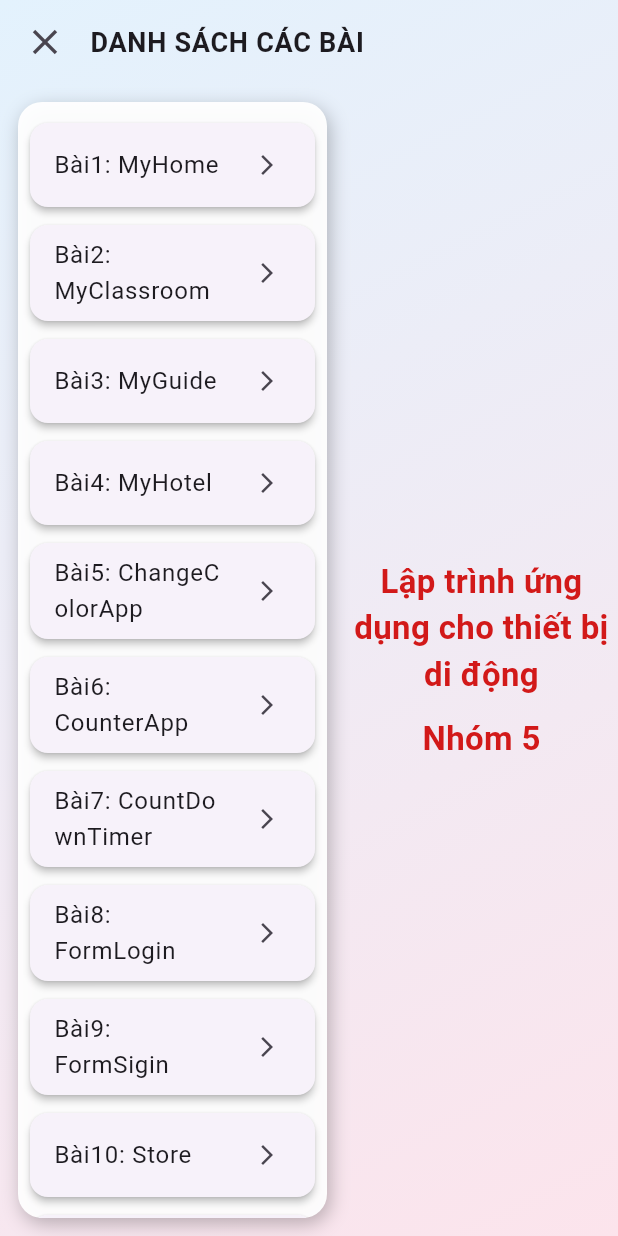
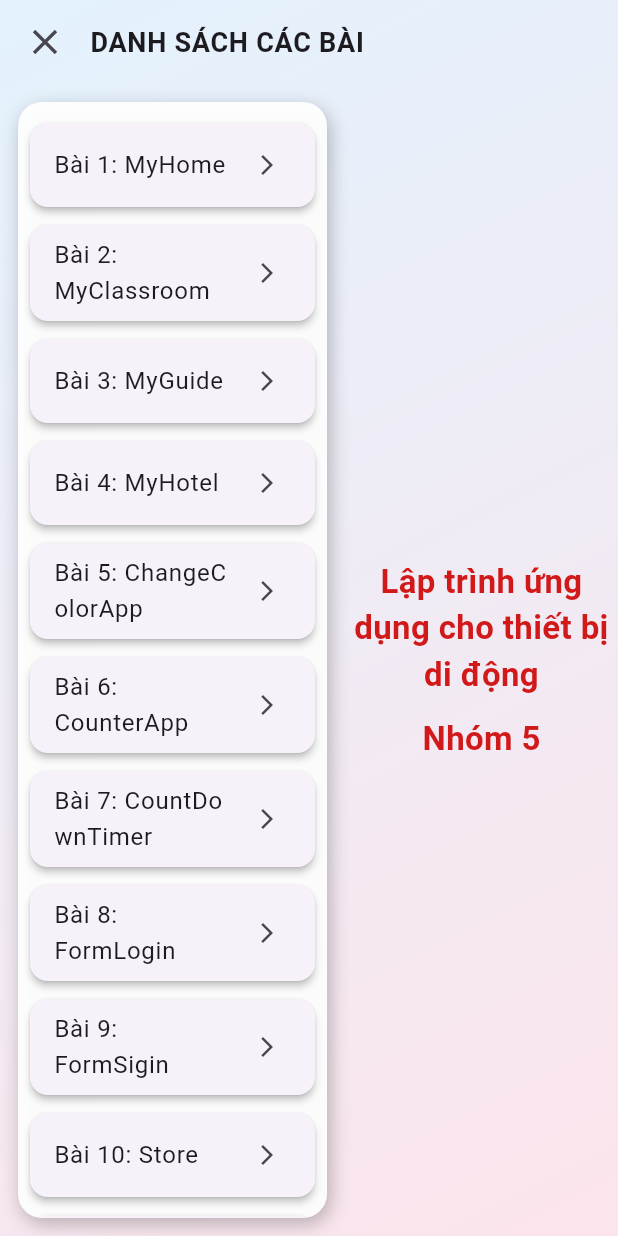
Before and after one commit to hoakhanh09102004/Flutter, a Flutter app: the screen it shows after launch, after a tap on "DANH SÁCH CÁC BÀI", on a phone screen of 412 x 824 dp. Run offline on Flutter 3.47's test engine with Material 3 defaults, Android fonts, the phone set to English and light mode, and no system bars; our stand-ins replace dio.

```diff
--- a/lib/main.dart
+++ b/lib/main.dart
@@ -126,18 +126,18 @@ class _HomeScreenState extends State<HomeScreen> {
                         child: ListView(
                           padding: const EdgeInsets.all(8),
                           children: [
-                            _menuItem('Bài1: MyHome', '/bai1'),
-                            _menuItem('Bài2: MyClassroom', '/bai2'),
-                            _menuItem('Bài3: MyGuide', '/bai3'),
-                            _menuItem('Bài4: MyHotel', '/bai4'),
-                            _menuItem('Bài5: ChangeColorApp', '/bai5'),
-                            _menuItem('Bài6: CounterApp', '/bai6'),
-                            _menuItem('Bài7: CountDownTimer', '/bai7'),
-                            _menuItem('Bài8: FormLogin', '/bai8'),
-                            _menuItem('Bài9: FormSigin', '/bai9'),
-                            _menuItem('Bài10: Store', '/bai10'),
-                            _menuItem('Bài11: News', '/bai11'),
-                            _menuItem('Bài12: Login Profile API', '/bai12'),
+                            _menuItem('Bài 1: MyHome', '/bai1'),
+                            _menuItem('Bài 2: MyClassroom', '/bai2'),
+                            _menuItem('Bài 3: MyGuide', '/bai3'),
+                            _menuItem('Bài 4: MyHotel', '/bai4'),
+                            _menuItem('Bài 5: ChangeColorApp', '/bai5'),
+                            _menuItem('Bài 6: CounterApp', '/bai6'),
+                            _menuItem('Bài 7: CountDownTimer', '/bai7'),
+                            _menuItem('Bài 8: FormLogin', '/bai8'),
+                            _menuItem('Bài 9: FormSigin', '/bai9'),
+                            _menuItem('Bài 10: Store', '/bai10'),
+                            _menuItem('Bài 11: News', '/bai11'),
+                            _menuItem('Bài 12: Login Profile API', '/bai12'),
                           ],
                         ),
                       ),
```
